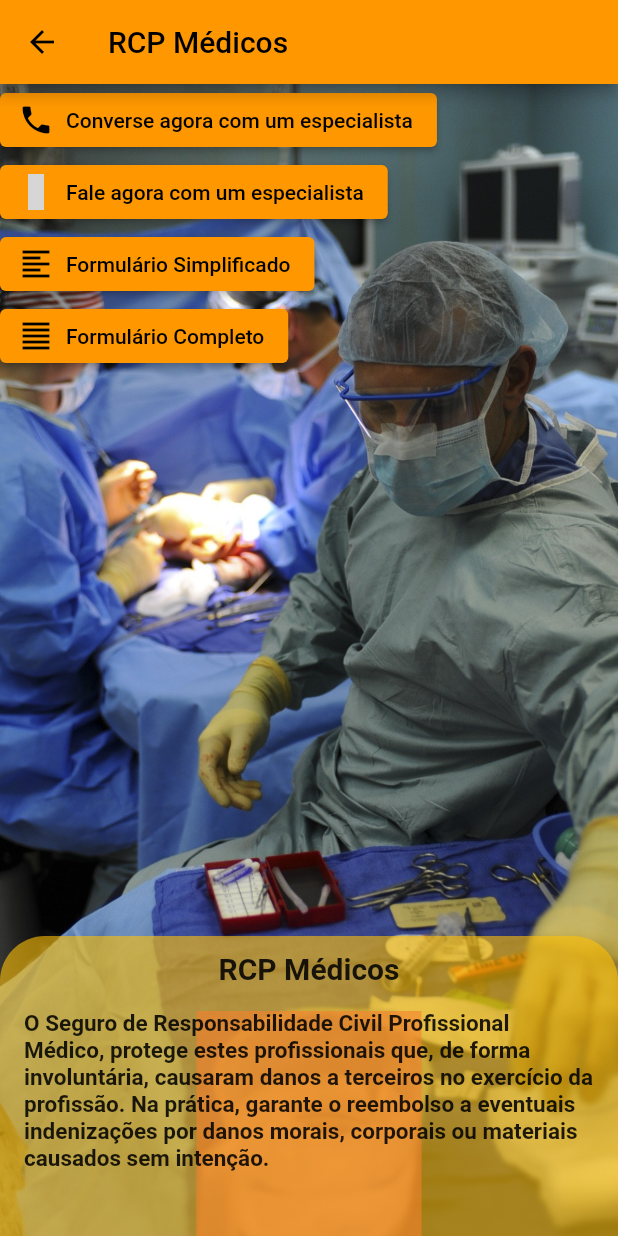
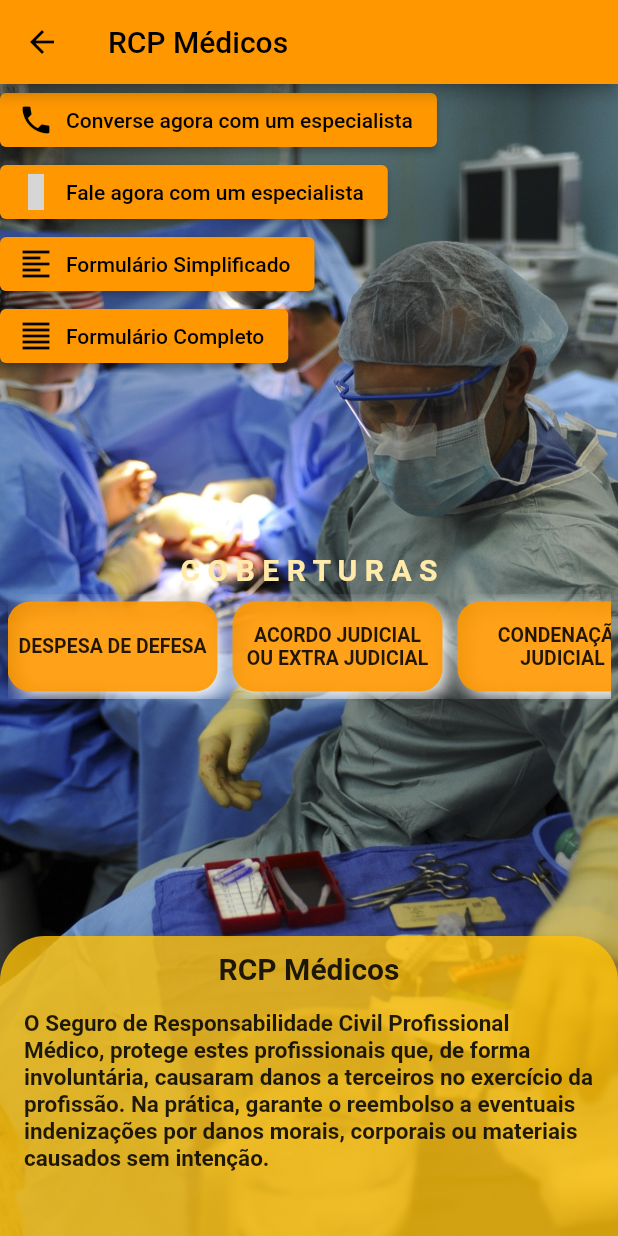
Before and after one commit to lvantuire/Work, a Flutter app: the PaginaRCPMedicos screen opened directly, on a phone screen of 412 x 824 dp. Run offline on Flutter 3.47's test engine with Material 2 defaults, Android fonts, the phone set to English and light mode, and no system bars; our stand-ins replace device_preview, font_awesome_flutter; statements that could not run were skipped; grey boxes are pictures that could not be loaded.

Commit message:
Pagina RCP Médicos inclusão botoes coberturas

```diff
--- a/lib/galepages/funcoes.dart
+++ b/lib/galepages/funcoes.dart
@@ -1,3 +1,4 @@
+import 'package:flutter/material.dart';
 import 'package:url_launcher/url_launcher_string.dart';
 
 abrirWhatsApp() async {
@@ -33,3 +34,40 @@ fazerLigacao() async {
     throw 'Could not launch $url';
   }
 }
+
+//?BOTOES DE COBERTURAS
+class BotaoCoberturas extends StatelessWidget {
+  const BotaoCoberturas({
+    Key? key,
+    required this.text,
+  }) : super(key: key);
+
+  final String text;
+
+  @override
+  Widget build(BuildContext context) {
+    return Center(
+      child: Container(
+        padding: EdgeInsets.all(5),
+        height: 60,
+        width: 140,
+        decoration: BoxDecoration(
+          borderRadius: BorderRadius.circular(15),
+          color: Colors.orange.withOpacity(0.9),
+          boxShadow: [
+            BoxShadow(
+                color: Colors.white, blurRadius: 10, offset: Offset(4, 4)),
+          ],
+        ),
+        child: Center(
+          child: Text(text.toUpperCase(),
+              textAlign: TextAlign.center,
+              style: const TextStyle(
+                fontSize: 13,
+                fontWeight: FontWeight.w600,
+              )),
+        ),
+      ),
+    );
+  }
+}
--- a/lib/grupos/SegsGrupoMedicos/PaginaRCPMedicos.dart
+++ b/lib/grupos/SegsGrupoMedicos/PaginaRCPMedicos.dart
@@ -1,4 +1,6 @@
 import 'package:flutter/material.dart';
+
+import '../../galepages/funcoes.dart';
 
 class PaginaRCPMedicos extends StatelessWidget {
   const PaginaRCPMedicos({Key? key}) : super(key: key);
@@ -9,23 +11,16 @@ class PaginaRCPMedicos extends StatelessWidget {
       appBar: AppBar(
         title: const Text('RCP Médicos'),
       ),
-      body: Stack(children: [
+      body: Stack(
+        children: [
           Container(
             decoration: const BoxDecoration(
               image: DecorationImage(
-                image: AssetImage('assets/rcpmedicos.jpg'), fit: BoxFit.cover),
+                  image: AssetImage('assets/rcpmedicos.jpg'),
+                  fit: BoxFit.cover),
             ),
           ),
-        Stack(
-          children: [
-            Align(
-              alignment: Alignment.bottomCenter,
-              child: Container(
-                color: Colors.pink.withOpacity(0.6),
-                width: 150,
-                height: 150,
-              ),
-            ),
+          Stack(children: [
             Align(
               alignment: Alignment.bottomCenter,
               child: Container(
@@ -34,7 +29,7 @@ class PaginaRCPMedicos extends StatelessWidget {
                     topLeft: Radius.circular(30),
                     topRight: Radius.circular(30),
                   ),
-                  color: Colors.amber.withOpacity(0.6),
+                  color: Colors.amber.withOpacity(0.8),
                 ),
                 height: 200,
                 child: Column(
@@ -76,11 +71,90 @@ class PaginaRCPMedicos extends StatelessWidget {
                     icon: Icon(Icons.format_align_justify),
                     onPressed: () {},
                     label: Text("Formulário Completo")),
+                SizedBox(
+                  height: 120,
+                ),
+                Container(
+                  child: Center(
+                    child: Text(
+                      'C O B E R T U R A S',
+                      style: const TextStyle(
+                        color: Color.fromARGB(255, 255, 234, 169),
+                        fontSize: 20,
+                        fontWeight: FontWeight.w600,
+                      ),
+                    ),
+                  ),
+                ),
+                SizedBox(height: 5),
+                Container(
+                  padding: EdgeInsets.only(right: 5, left: 5),
+                  width: double.infinity,
+                  height: 70,
+                  //color: Colors.amber.withOpacity(0.4),
+                  child: ListView(
+                    scrollDirection: Axis.horizontal,
+                    children: const [
+                      BotaoCoberturas(
+                        text: 'DESPESA DE DEFESA',
+                      ),
+                      SizedBox(width: 10),
+                      BotaoCoberturas(
+                        text: 'ACORDO JUDICIAL OU EXTRA JUDICIAL',
+                      ),
+                      SizedBox(width: 10),
+                      BotaoCoberturas(
+                        text: 'CONDENAÇÃO JUDICIAL',
+                      ),
+                      SizedBox(width: 10),
+                      BotaoCoberturas(
+                        text: 'RESSARCIMENTOS',
+                      ),
+                      SizedBox(width: 10),
+                      BotaoCoberturas(
+                        text: 'DANOS À REPUTAÇÃO',
+                      ),
+                      SizedBox(width: 10),
+                      BotaoCoberturas(
+                        text: 'CUSTAS EMERGENCIAIS',
+                      ),
+                      SizedBox(width: 10),
+                      BotaoCoberturas(
+                        text: 'CALÚNIA, INJÚRIA E DIFAMAÇÃO',
+                      ),
+                      SizedBox(width: 10),
+                      BotaoCoberturas(
+                        text: 'PAGAMENTOS SUPLEMENTARES',
+                      ),
+                      SizedBox(width: 10),
+                      BotaoCoberturas(
+                        text: 'HONORÁRIOS RETIDOS',
+                      ),
+                      SizedBox(width: 10),
+                      BotaoCoberturas(
+                        text: 'OMISSÃO DE SOCORRO',
+                      ),
+                      SizedBox(width: 10),
+                      BotaoCoberturas(
+                        text: 'INFECÇÃO HOSPITALAR',
+                      ),
+                      SizedBox(width: 10),
+                      BotaoCoberturas(
+                        text: 'CHEFE DE EQUIPE OU DIRETOR MÉDICO',
+                      ),
+                      SizedBox(width: 10),
+                      BotaoCoberturas(
+                        text: 'COBERTURA EXTENSIVA PARA A PESSOA JURÍDICA',
+                      ),
+                      SizedBox(width: 10),
                     ],
+                  ),
                 ),
               ],
             ),
           ]),
+        ],
+      ),
     );
   }
 }
```
Lines whose indentation alone changed are shown as unchanged.
